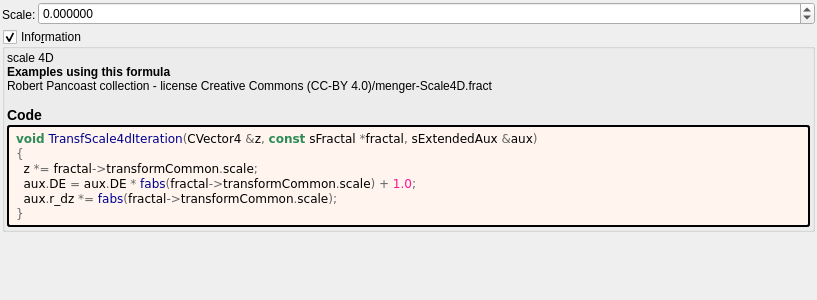
Old version of the form mandelbulber2/formula/ui/transf_scale4d.ui in the repository buddhi1980/mandelbulber2.
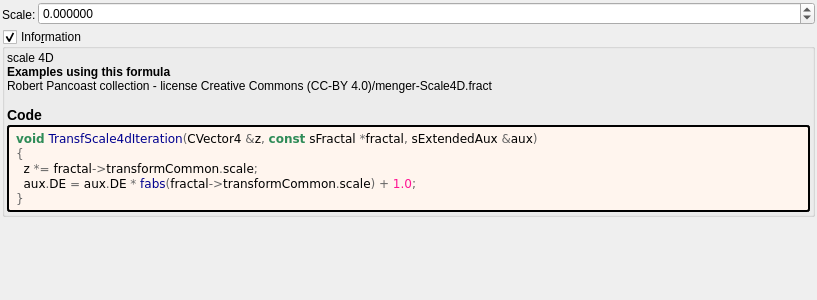
New version of the form. Custom widgets are drawn as their Qt base class.

```diff
--- a/mandelbulber2/formula/ui/transf_scale4d.ui
+++ b/mandelbulber2/formula/ui/transf_scale4d.ui
@@ -127,7 +127,6 @@
 &lt;span style=&quot;color:#676767&quot;&gt;{&lt;/span&gt;
   z &lt;span style=&quot;color:#676767&quot;&gt;*=&lt;/span&gt; fractal&lt;span style=&quot;color:#676767&quot;&gt;-&amp;gt;&lt;/span&gt;transformCommon&lt;span style=&quot;color:#676767&quot;&gt;.&lt;/span&gt;scale&lt;span style=&quot;color:#676767&quot;&gt;;&lt;/span&gt;
   aux&lt;span style=&quot;color:#676767&quot;&gt;.&lt;/span&gt;DE &lt;span style=&quot;color:#676767&quot;&gt;=&lt;/span&gt; aux&lt;span style=&quot;color:#676767&quot;&gt;.&lt;/span&gt;DE &lt;span style=&quot;color:#676767&quot;&gt;*&lt;/span&gt; &lt;span style=&quot;color:#00008f&quot;&gt;fabs&lt;/span&gt;&lt;span style=&quot;color:#676767&quot;&gt;(&lt;/span&gt;fractal&lt;span style=&quot;color:#676767&quot;&gt;-&amp;gt;&lt;/span&gt;transformCommon&lt;span style=&quot;color:#676767&quot;&gt;.&lt;/span&gt;scale&lt;span style=&quot;color:#676767&quot;&gt;) +&lt;/span&gt; &lt;span style=&quot;color:#ff1493&quot;&gt;1.0&lt;/span&gt;&lt;span style=&quot;color:#676767&quot;&gt;;&lt;/span&gt;
-  aux&lt;span style=&quot;color:#676767&quot;&gt;.&lt;/span&gt;r_dz &lt;span style=&quot;color:#676767&quot;&gt;*=&lt;/span&gt; &lt;span style=&quot;color:#00008f&quot;&gt;fabs&lt;/span&gt;&lt;span style=&quot;color:#676767&quot;&gt;(&lt;/span&gt;fractal&lt;span style=&quot;color:#676767&quot;&gt;-&amp;gt;&lt;/span&gt;transformCommon&lt;span style=&quot;color:#676767&quot;&gt;.&lt;/span&gt;scale&lt;span style=&quot;color:#676767&quot;&gt;);&lt;/span&gt;
 &lt;span style=&quot;color:#676767&quot;&gt;}&lt;/span&gt;
 &lt;/pre&gt;
 &lt;/body&gt;</string>
```
